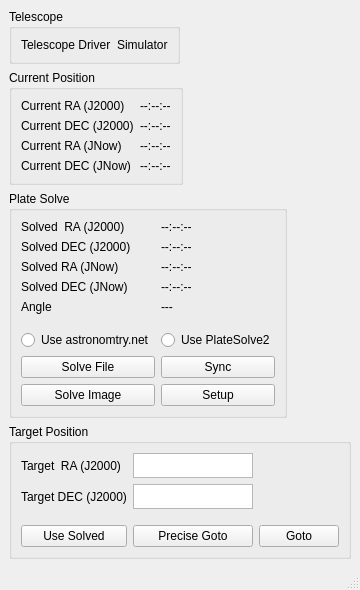
Above: resources/uic/pyastrometry.ui from PythonAstroimagingSuite/pyastrometry before the change. Below: the same form after it.
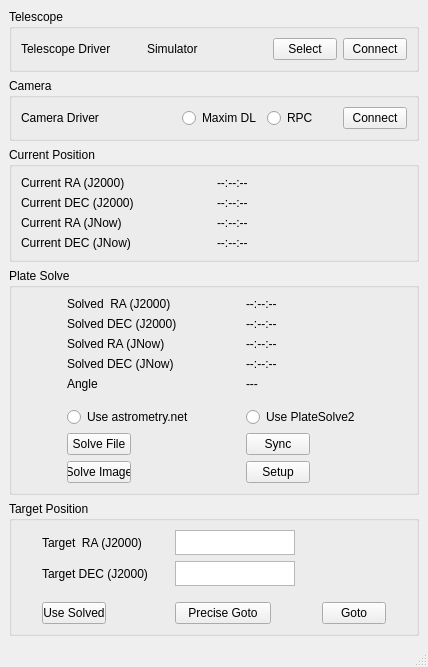
That is the form after the change.

```diff
--- a/resources/uic/pyastrometry.ui
+++ b/resources/uic/pyastrometry.ui
@@ -6,15 +6,15 @@
    <rect>
     <x>0</x>
     <y>0</y>
-    <width>346</width>
-    <height>579</height>
+    <width>428</width>
+    <height>651</height>
    </rect>
   </property>
   <property name="windowTitle">
    <string>MainWindow</string>
   </property>
   <widget class="QWidget" name="centralwidget">
-   <layout class="QFormLayout" name="formLayout">
+   <layout class="QGridLayout" name="gridLayout_6">
     <item row="0" column="0">
      <widget class="QGroupBox" name="groupBox_3">
       <property name="title">
@@ -35,10 +35,107 @@
          </property>
         </widget>
        </item>
+       <item row="0" column="2">
+        <widget class="QPushButton" name="telescope_driver_select">
+         <property name="minimumSize">
+          <size>
+           <width>48</width>
+           <height>0</height>
+          </size>
+         </property>
+         <property name="maximumSize">
+          <size>
+           <width>64</width>
+           <height>16777215</height>
+          </size>
+         </property>
+         <property name="text">
+          <string>Select</string>
+         </property>
+        </widget>
+       </item>
+       <item row="0" column="3">
+        <widget class="QPushButton" name="telescope_driver_connect">
+         <property name="minimumSize">
+          <size>
+           <width>48</width>
+           <height>0</height>
+          </size>
+         </property>
+         <property name="maximumSize">
+          <size>
+           <width>64</width>
+           <height>16777215</height>
+          </size>
+         </property>
+         <property name="text">
+          <string>Connect</string>
+         </property>
+        </widget>
+       </item>
       </layout>
      </widget>
     </item>
     <item row="1" column="0">
+     <widget class="QGroupBox" name="groupBox_5">
+      <property name="title">
+       <string>Camera</string>
+      </property>
+      <layout class="QGridLayout" name="gridLayout_4">
+       <item row="0" column="0">
+        <widget class="QLabel" name="label_12">
+         <property name="text">
+          <string>Camera Driver</string>
+         </property>
+        </widget>
+       </item>
+       <item row="0" column="2">
+        <widget class="QPushButton" name="camera_driver_connect">
+         <property name="minimumSize">
+          <size>
+           <width>48</width>
+           <height>0</height>
+          </size>
+         </property>
+         <property name="maximumSize">
+          <size>
+           <width>64</width>
+           <height>16777215</height>
+          </size>
+         </property>
+         <property name="text">
+          <string>Connect</string>
+         </property>
+        </widget>
+       </item>
+       <item row="0" column="1">
+        <layout class="QHBoxLayout" name="horizontalLayout">
+         <item>
+          <widget class="QRadioButton" name="camera_driver_maxim">
+           <property name="text">
+            <string>Maxim DL</string>
+           </property>
+           <attribute name="buttonGroup">
+            <string notr="true">camera_driver_button_group</string>
+           </attribute>
+          </widget>
+         </item>
+         <item>
+          <widget class="QRadioButton" name="camera_driver_rpc">
+           <property name="text">
+            <string>RPC</string>
+           </property>
+           <attribute name="buttonGroup">
+            <string notr="true">camera_driver_button_group</string>
+           </attribute>
+          </widget>
+         </item>
+        </layout>
+       </item>
+      </layout>
+     </widget>
+    </item>
+    <item row="2" column="0">
      <widget class="QGroupBox" name="groupBox">
       <property name="title">
        <string>Current Position</string>
@@ -103,7 +200,7 @@
       </layout>
      </widget>
     </item>
-    <item row="2" column="0">
+    <item row="3" column="0">
      <widget class="QGroupBox" name="groupBox_2">
       <property name="title">
        <string>Plate Solve</string>
@@ -111,6 +208,18 @@
       <layout class="QGridLayout" name="gridLayout_2">
        <item row="7" column="1">
         <widget class="QPushButton" name="sync_pos_button">
+         <property name="minimumSize">
+          <size>
+           <width>64</width>
+           <height>0</height>
+          </size>
+         </property>
+         <property name="maximumSize">
+          <size>
+           <width>64</width>
+           <height>16777215</height>
+          </size>
+         </property>
          <property name="text">
           <string>Sync</string>
          </property>
@@ -190,6 +299,18 @@
        </item>
        <item row="8" column="0">
         <widget class="QPushButton" name="solve_image_button">
+         <property name="minimumSize">
+          <size>
+           <width>64</width>
+           <height>0</height>
+          </size>
+         </property>
+         <property name="maximumSize">
+          <size>
+           <width>64</width>
+           <height>16777215</height>
+          </size>
+         </property>
          <property name="text">
           <string>Solve Image</string>
          </property>
@@ -211,6 +332,18 @@
        </item>
        <item row="7" column="0">
         <widget class="QPushButton" name="solve_file_button">
+         <property name="minimumSize">
+          <size>
+           <width>64</width>
+           <height>0</height>
+          </size>
+         </property>
+         <property name="maximumSize">
+          <size>
+           <width>64</width>
+           <height>16777215</height>
+          </size>
+         </property>
          <property name="text">
           <string>Solve File</string>
          </property>
@@ -219,7 +352,7 @@
        <item row="6" column="0">
         <widget class="QRadioButton" name="use_astrometry_radio_button">
          <property name="text">
-          <string>Use astronomtry.net</string>
+          <string>Use astrometry.net</string>
          </property>
          <attribute name="buttonGroup">
           <string notr="true">platesolver_choise_button_group</string>
@@ -238,6 +371,18 @@
        </item>
        <item row="8" column="1">
         <widget class="QPushButton" name="plate_solve_setup_button">
+         <property name="minimumSize">
+          <size>
+           <width>64</width>
+           <height>0</height>
+          </size>
+         </property>
+         <property name="maximumSize">
+          <size>
+           <width>64</width>
+           <height>16777215</height>
+          </size>
+         </property>
          <property name="text">
           <string>Setup</string>
          </property>
@@ -246,7 +391,7 @@
       </layout>
      </widget>
     </item>
-    <item row="3" column="0">
+    <item row="4" column="0">
      <widget class="QGroupBox" name="groupBox_4">
       <property name="sizePolicy">
        <sizepolicy hsizetype="Preferred" vsizetype="Preferred">
@@ -352,6 +497,18 @@
            <verstretch>0</verstretch>
           </sizepolicy>
          </property>
+         <property name="minimumSize">
+          <size>
+           <width>64</width>
+           <height>0</height>
+          </size>
+         </property>
+         <property name="maximumSize">
+          <size>
+           <width>64</width>
+           <height>16777215</height>
+          </size>
+         </property>
          <property name="text">
           <string>Use Solved</string>
          </property>
@@ -365,6 +522,18 @@
            <verstretch>0</verstretch>
           </sizepolicy>
          </property>
+         <property name="minimumSize">
+          <size>
+           <width>96</width>
+           <height>0</height>
+          </size>
+         </property>
+         <property name="maximumSize">
+          <size>
+           <width>96</width>
+           <height>16777215</height>
+          </size>
+         </property>
          <property name="text">
           <string>Precise Goto</string>
          </property>
@@ -378,6 +547,18 @@
            <verstretch>0</verstretch>
           </sizepolicy>
          </property>
+         <property name="minimumSize">
+          <size>
+           <width>64</width>
+           <height>0</height>
+          </size>
+         </property>
+         <property name="maximumSize">
+          <size>
+           <width>64</width>
+           <height>16777215</height>
+          </size>
+         </property>
          <property name="text">
           <string>Goto</string>
          </property>
```
Left out of the diff: 3 changed lines with no effect on the pictures.
